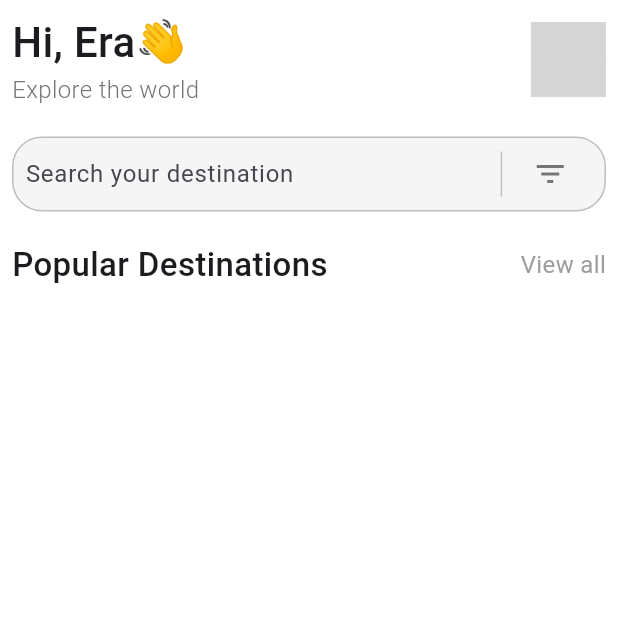
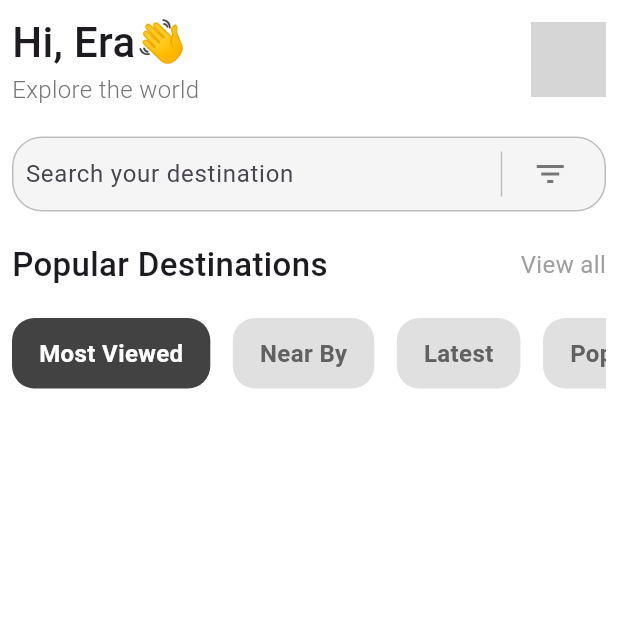
Before and after one commit to Eranga035225/app_for_travel_tales_flutter, a Flutter app: the screen it shows after launch, on a phone screen of 412 x 824 dp, the top half of it. Run offline on Flutter 3.47's test engine with Material 3 defaults, Android fonts, the phone set to English and light mode, and no system bars; our stand-ins replace font_awesome_flutter, google_fonts; network calls fail; grey boxes are pictures that could not be loaded.

Commit message:
developed section 4

```diff
--- a/lib/screens/home_screen.dart
+++ b/lib/screens/home_screen.dart
@@ -112,10 +112,84 @@ class _HomeScreenState extends State<HomeScreen> {
             ],),
             SizedBox(height:20,),
 
-            Row(children: [
+            SingleChildScrollView(
+              scrollDirection: Axis.horizontal,
+              child: Row(
+                mainAxisAlignment: MainAxisAlignment.center,
+                children: [
+                Container(
+
+                  decoration: BoxDecoration(
+                    color:Colors.grey.shade800,
+                    borderRadius: BorderRadius.circular(15),
+                  ),
+                  child: Padding(
+                    padding: const EdgeInsets.symmetric(horizontal: 18.0, vertical: 12.0),
+                    child: Text('Most Viewed', style: TextStyle(
+                      color: Colors.white,
+                      fontSize: 16,
+                      fontWeight: FontWeight.w600,
+                    ),),
+                  ),
+
+                ),
+                SizedBox(width:15,),
+                 Container(
+
+                  decoration: BoxDecoration(
+                    color:Colors.grey.shade300,
+                    borderRadius: BorderRadius.circular(15),
+                  ),
+                  child: Padding(
+                    padding: const EdgeInsets.symmetric(horizontal: 18.0, vertical: 12.0),
+                    child: Text('Near By', style: TextStyle(
+                      color: Colors.grey.shade700,
+                      fontSize: 16,
+                      fontWeight: FontWeight.w600,
+                    ),),
+                  ),
+
+                ),
+                 SizedBox(width:15,),
+                 Container(
+
+                  decoration: BoxDecoration(
+                    color:Colors.grey.shade300,
+                    borderRadius: BorderRadius.circular(15),
+                  ),
+                  child: Padding(
+                   padding: const EdgeInsets.symmetric(horizontal: 18.0, vertical: 12.0),
+                    child: Text('Latest', style: TextStyle(
+                      color: Colors.grey.shade700,
+                      fontSize: 16,
+                      fontWeight: FontWeight.w600,
+                    ),),
+                  ),
+
+                ),
+                SizedBox(width:15,),
+                 Container(
+
+                  decoration: BoxDecoration(
+                    color:Colors.grey.shade300,
+                    borderRadius: BorderRadius.circular(15),
+                  ),
+                  child: Padding(
+                   padding: const EdgeInsets.symmetric(horizontal: 18.0, vertical: 12.0),
+                    child: Text('Popular', style: TextStyle(
+                      color: Colors.grey.shade700,
+                      fontSize: 16,
+                      fontWeight: FontWeight.w600,
+                    ),),
+                  ),
+
+                )
 
 
-            ],)
+
+
+              ],),
+            )
 
 
 
```
